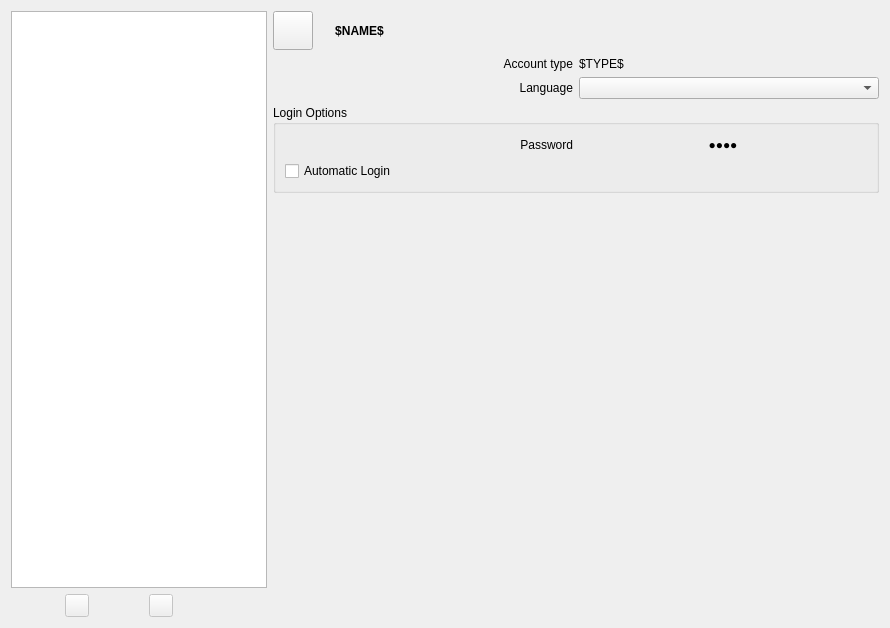
The window that src/plugins/user-accounts/userspreflet.ui (lirios/settings) describes before a commit, drawn with Qt 5.
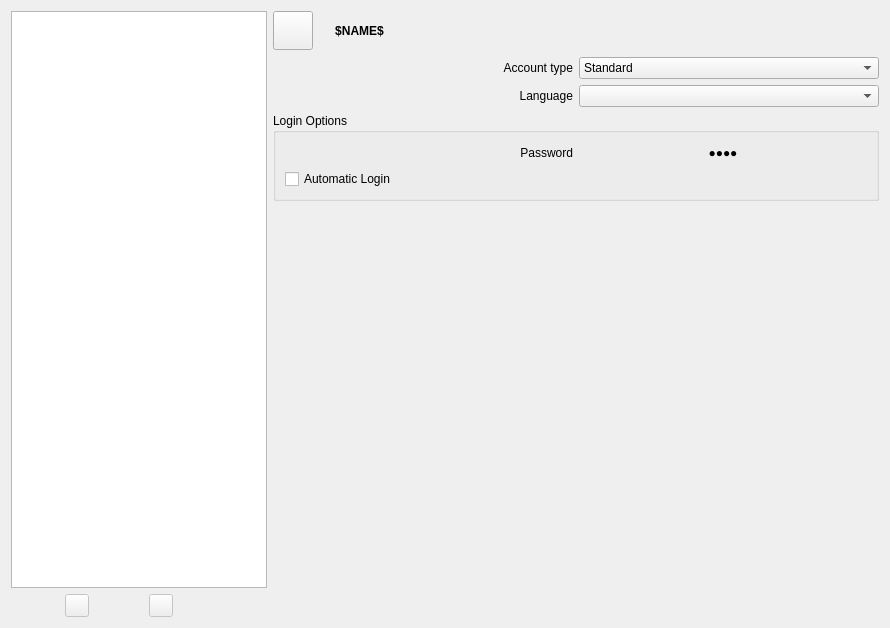
The same window after the commit.

Commit message:
Change password dialog.
Still WIP but I need to commit this now.

What changed in the file:
```diff
--- a/src/plugins/user-accounts/userspreflet.ui
+++ b/src/plugins/user-accounts/userspreflet.ui
@@ -148,16 +148,12 @@
          <property name="alignment">
           <set>Qt::AlignRight|Qt::AlignTrailing|Qt::AlignVCenter</set>
          </property>
-        </widget>
-       </item>
-       <item row="0" column="1">
-        <widget class="QLabel" name="accountTypeLabel">
-         <property name="text">
-          <string>$TYPE$</string>
+         <property name="buddy">
+          <cstring>accountType</cstring>
          </property>
         </widget>
        </item>
-       <item row="1" column="0">
+       <item row="3" column="0">
         <widget class="QLabel" name="label_2">
          <property name="text">
           <string>Language</string>
@@ -167,8 +163,22 @@
          </property>
         </widget>
        </item>
-       <item row="1" column="1">
-        <widget class="QComboBox" name="langComboBox"/>
+       <item row="3" column="1">
+        <widget class="QComboBox" name="language"/>
+       </item>
+       <item row="0" column="1">
+        <widget class="QComboBox" name="accountType">
+         <item>
+          <property name="text">
+           <string>Standard</string>
+          </property>
+         </item>
+         <item>
+          <property name="text">
+           <string>Administrator</string>
+          </property>
+         </item>
+        </widget>
        </item>
       </layout>
      </item>
```
Left out of the diff: 3 changed lines with no effect on the pictures. The commit also changes 7 other files.
